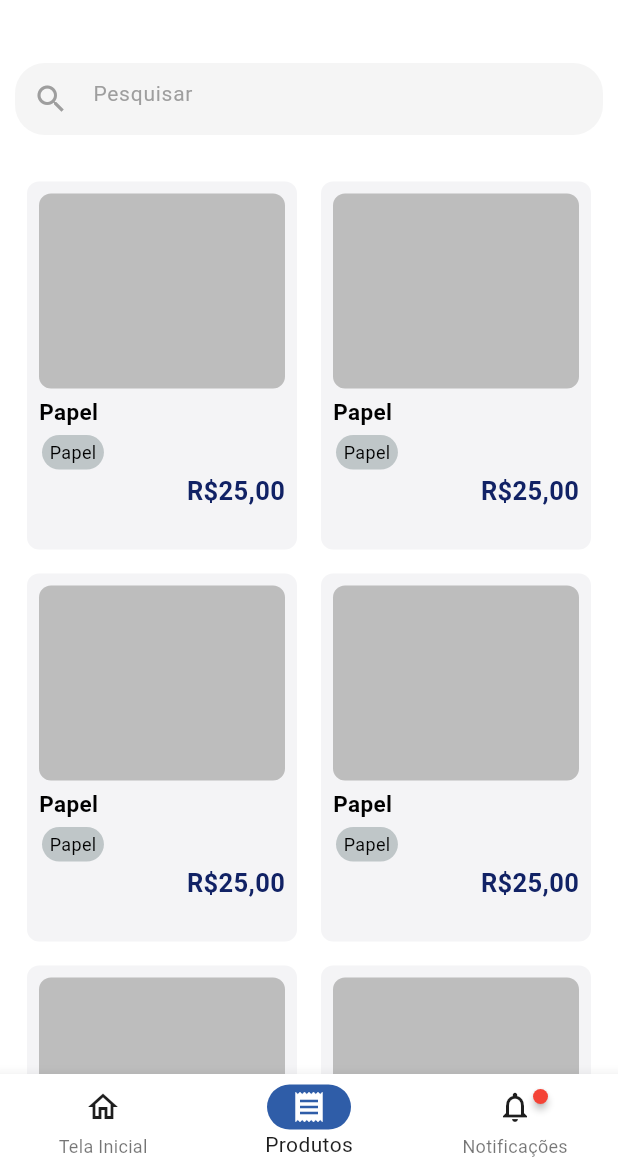
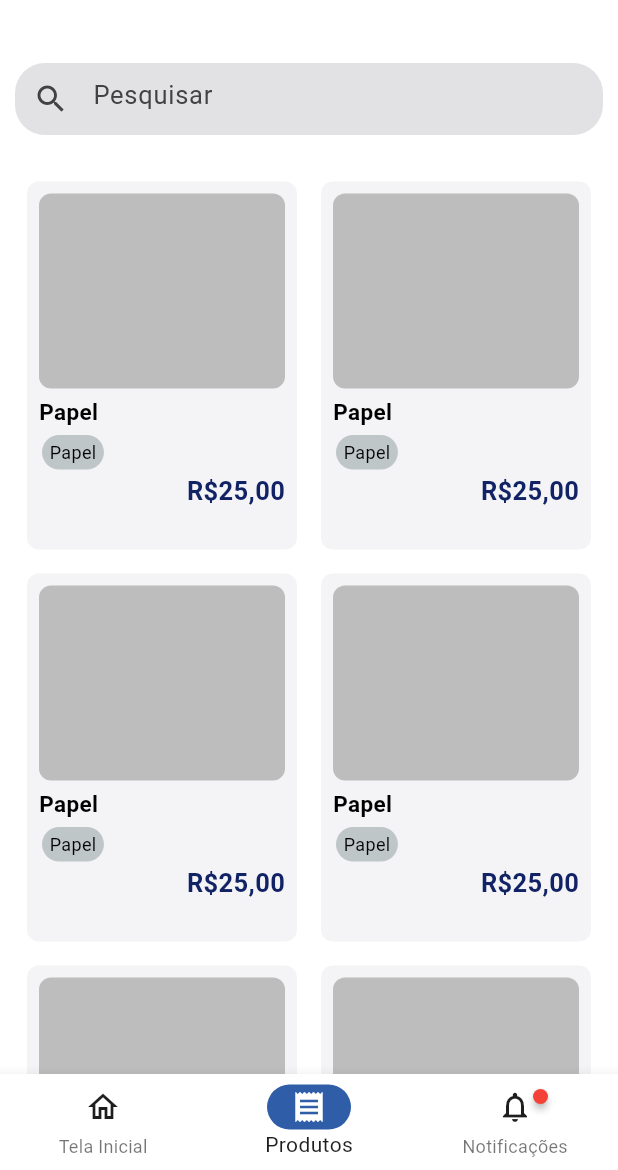
Before and after one commit to pulszao/product_catalog, a Flutter app: the screen it shows after launch, on a phone screen of 412 x 824 dp, the part 66-1236 px from its top. Run offline on Flutter 3.47's test engine with Material 3 defaults, Android fonts, the phone set to English and light mode, and no system bars; drawn by our look-alikes of badges; our stand-ins replace shimmer.

Commit message:
ui -> Ajsutes estéticos TextField.

```diff
--- a/lib/ui/search_text_field.dart
+++ b/lib/ui/search_text_field.dart
@@ -21,9 +21,9 @@ class SearchTextField extends StatelessWidget {
     return Container(
       width: MediaQuery.of(context).size.width * 0.9,
       margin: const EdgeInsets.fromLTRB(0, 16, 0, 3),
-      decoration: BoxDecoration(
-        color: Colors.grey.shade100,
-        borderRadius: const BorderRadius.all(Radius.circular(20)),
+      decoration: const BoxDecoration(
+        color: Color(0xFFE2E1E4),
+        borderRadius: BorderRadius.all(Radius.circular(20)),
       ),
       child: TextField(
         onChanged: onChanged,
@@ -34,13 +34,13 @@ class SearchTextField extends StatelessWidget {
         decoration: InputDecoration(
           hintText: hintText,
           hintStyle: kBaseTextStyle(
-            color: Colors.grey,
-            fontSize: 14.0,
+            color: Colors.grey.shade800,
+            fontSize: 17.0,
           ),
           border: InputBorder.none,
-          prefixIcon: const Icon(
+          prefixIcon: Icon(
             Icons.search_outlined,
-            color: Colors.grey,
+            color: Colors.grey.shade800,
           ),
         ),
       ),
```
